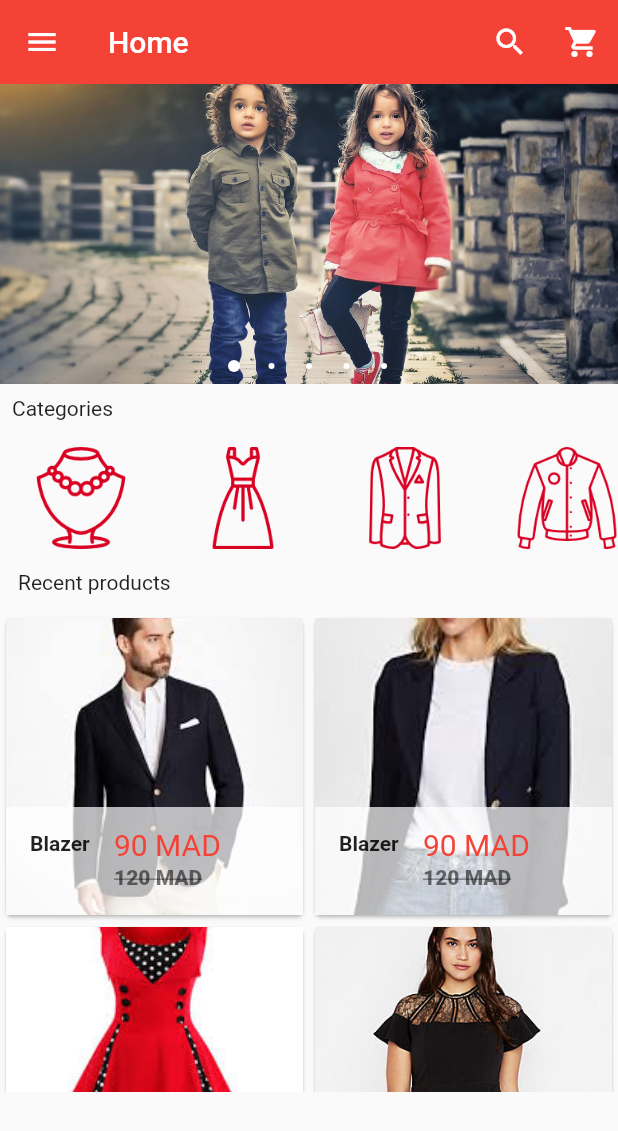
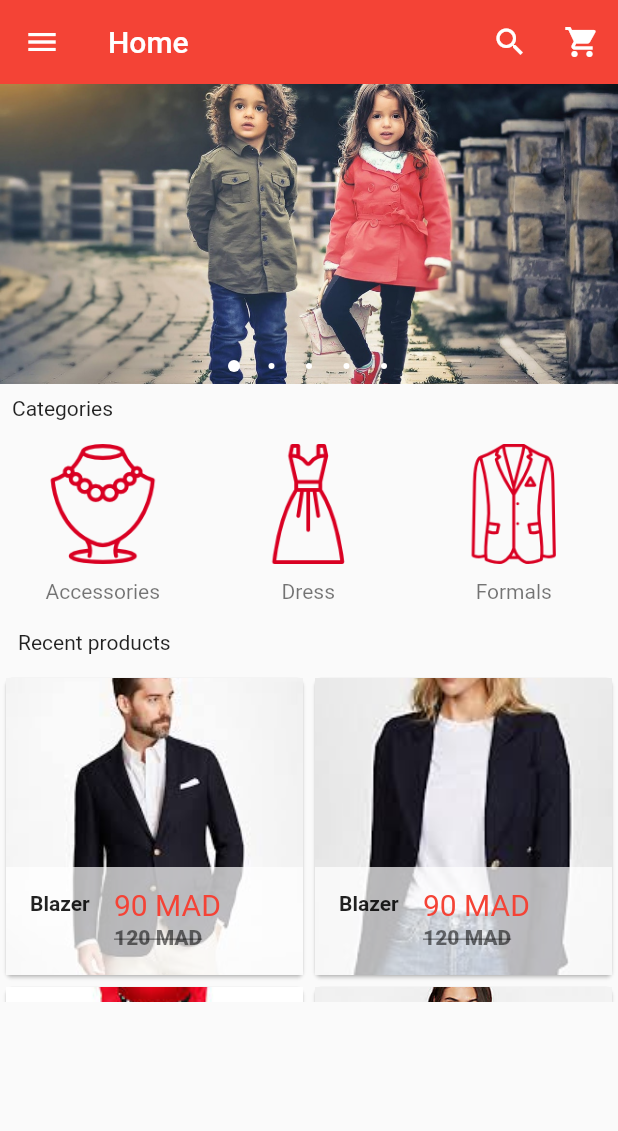
Before and after one commit to mouhsineelachbi/ShopApp, a Flutter app: the screen it shows after launch, on a phone screen of 412 x 824 dp. Shown: the top 1131 px of the screen. Run offline on Flutter 3.47's test engine with Material 2 defaults, Android fonts, the phone set to English and light mode, and no system bars; drawn by our look-alikes of carousel_pro.

Commit message:
solve categorie width problem and list of product height problem

```diff
--- a/lib/components/category.dart
+++ b/lib/components/category.dart
@@ -1,3 +1,4 @@
+import 'package:flutter/cupertino.dart';
 import 'package:flutter/material.dart';
 
 class Category extends StatelessWidget {
@@ -14,10 +15,10 @@ class Category extends StatelessWidget {
       child: InkWell(
         onTap: (){},
         child: Container(
-          width: 100.0,
+          width: 129.0,
           child: ListTile(
             title: Image.asset(image_location, width: 100.0, height: 80.0,),
-            subtitle: Text(image_caption,style: TextStyle(fontSize: 16),),
+            subtitle: Padding(padding: EdgeInsets.all(10.0),child: Row(mainAxisAlignment: MainAxisAlignment.center,children: <Widget>[Text(image_caption)],)),
           ),
         ),
       ),
--- a/lib/components/horizontal_list.dart
+++ b/lib/components/horizontal_list.dart
@@ -5,7 +5,7 @@ class HorizontalList extends StatelessWidget {
   @override
   Widget build(BuildContext context) {
     return Container(
-      height: 80.0,
+      height: 120.0,
       child: ListView(
         scrollDirection: Axis.horizontal,
         children: [
--- a/lib/main.dart
+++ b/lib/main.dart
@@ -157,7 +157,7 @@ class _HomePageState extends State<HomePage> {
 
           //  Grid View
           Container(
-            height: 320.0,
+            height: 220.0,
             child: ProductList(),
           )
         ],
```
